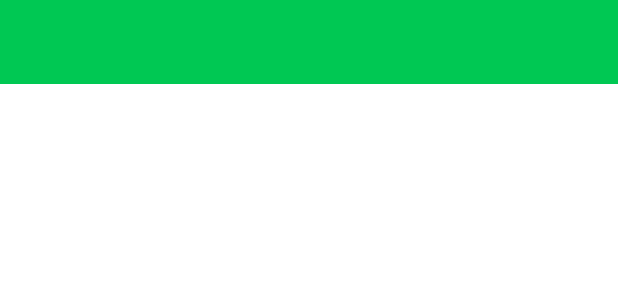
After one commit to NoussaOns/TourGuide, an Android app: the layout activity_places.xml on its own in the app's theme, with its tools: preview values and no code run, on a phone screen of 412 x 824 dp. The commit adds this screen. Shown: the top 300 px of the screen. Run offline under Robolectric (Android 15) with nearby library versions, the phone set to English and light mode, and no system bars.

Commit message:
create places activity and add the toolbar

```diff
--- a/app/src/main/AndroidManifest.xml
+++ b/app/src/main/AndroidManifest.xml
@@ -9,6 +9,7 @@
         android:roundIcon="@mipmap/ic_launcher_round"
         android:supportsRtl="true"
         android:theme="@style/AppTheme">
+        <activity android:name=".Places"></activity>
         <activity android:name=".MainActivity">
             <intent-filter>
                 <action android:name="android.intent.action.MAIN" />
--- /dev/null
+++ b/app/src/main/res/layout/activity_places.xml
@@ -0,0 +1,12 @@
+<?xml version="1.0" encoding="utf-8"?>
+<LinearLayout xmlns:android="http://schemas.android.com/apk/res/android"
+    xmlns:tools="http://schemas.android.com/tools"
+    android:layout_width="match_parent"
+    android:layout_height="match_parent"
+    tools:context=".Places">
+
+    <include
+        android:id="@+id/toolbar"
+        layout="@layout/toolbar" />
+
+</LinearLayout>
--- /dev/null
+++ b/app/src/main/res/layout/toolbar.xml
@@ -0,0 +1,8 @@
+<?xml version="1.0" encoding="utf-8"?>
+<androidx.appcompat.widget.Toolbar xmlns:android="http://schemas.android.com/apk/res/android"
+    android:layout_width="match_parent"
+    android:layout_height="wrap_content"
+    android:background="@color/colorPrimary"
+    android:minHeight="?attr/actionBarSize">
+
+</androidx.appcompat.widget.Toolbar>
```
Also changed, not shown: app/src/main/java/com/example/android/tourguideapp/MainActivity.java (+12 -0 lines), app/src/main/java/com/example/android/tourguideapp/Places.java (added, +22 -0 lines), app/src/main/res/drawable/ic_menu_black_24dp.xml (added, +10 -0 lines).
